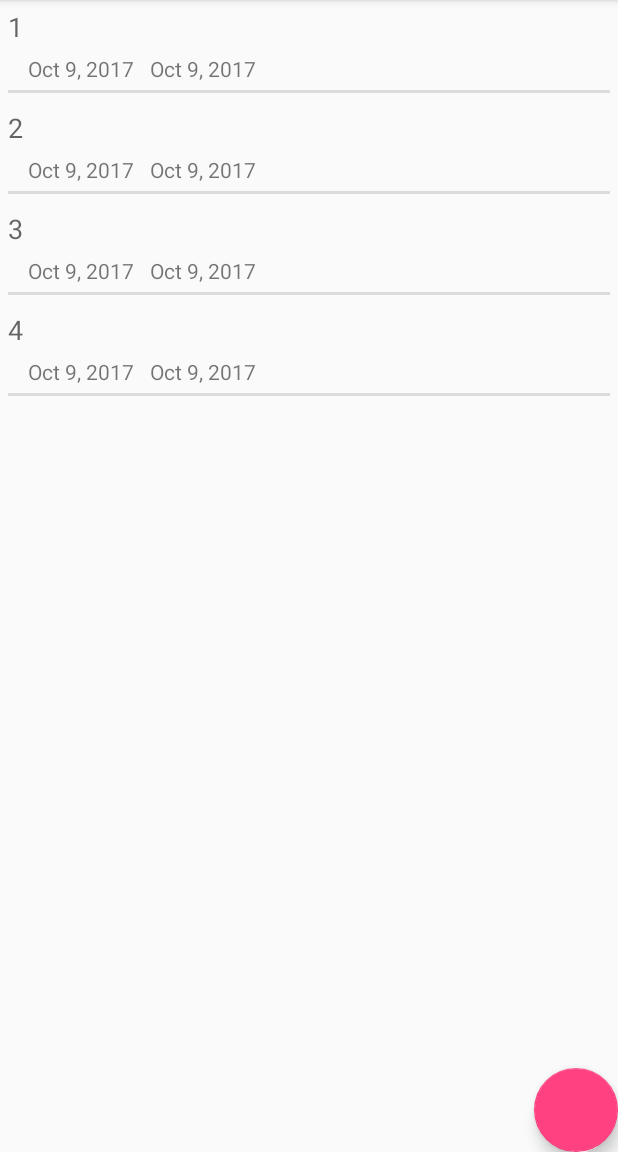
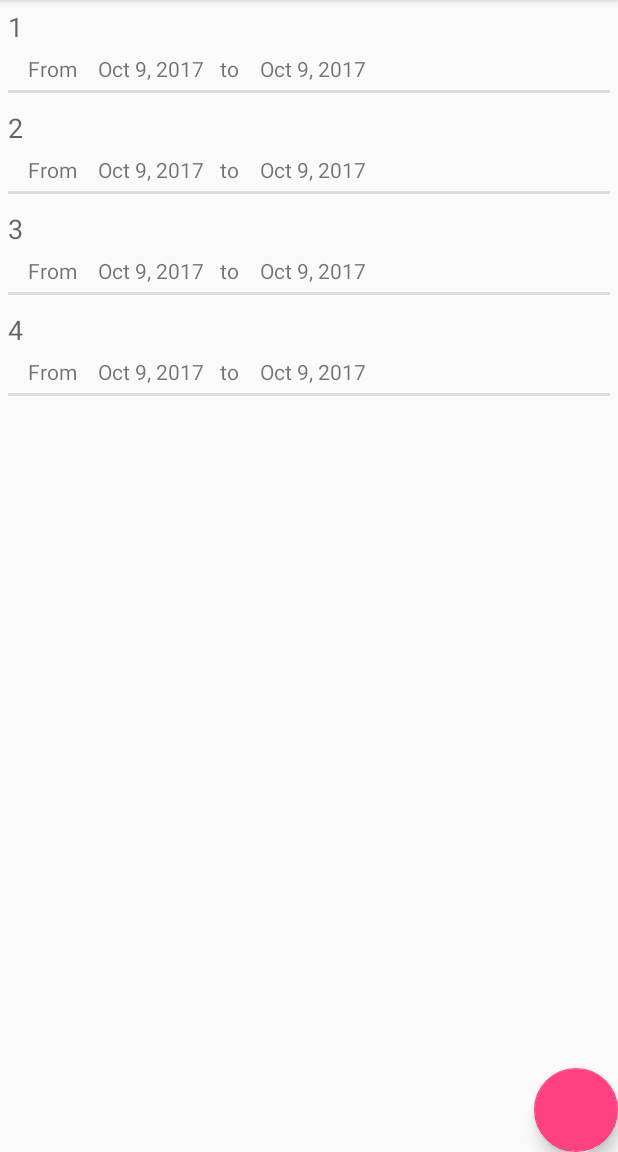
Before and after one commit to Datchik/JourneyDiaries, an Android app: the screen it shows after launch (MainActivity), on a phone screen of 412 x 824 dp, the part 84-1236 px from its top. Run offline under Robolectric (Android 15) with nearby library versions, the phone set to English and light mode, and no system bars; our stand-ins replace data binding.

Commit message:
From / to on layout display

```diff
--- a/app/src/main/java/com/tpandroid/cpe/journeydiaries/JourneysFragment.java
+++ b/app/src/main/java/com/tpandroid/cpe/journeydiaries/JourneysFragment.java
@@ -23,8 +23,6 @@ import java.util.List;
 
 public class JourneysFragment extends Fragment{
 
-
-
     @Nullable
     @Override
     public View onCreateView(LayoutInflater inflater, @Nullable ViewGroup container, Bundle savedInstanceState) {
--- a/app/src/main/java/com/tpandroid/cpe/journeydiaries/MainActivity.java
+++ b/app/src/main/java/com/tpandroid/cpe/journeydiaries/MainActivity.java
@@ -15,13 +15,7 @@ public class MainActivity extends AppCompatActivity {
     public void onCreate(@Nullable Bundle savedInstanceState) {
         super.onCreate(savedInstanceState);
         binding = DataBindingUtil.setContentView(this, R.layout.main_activity);
-        //onCreateView();
-        //R.layout.main_activity.
-        //mNavigationDrawerFragment = (JourneysFragmentBinding) getSupportFragmentManager().findFragmentById(R.id.journeys_list);
         showStartup();
-//        binding.fragment_container
-
-
     }
 
     public void showStartup() {
--- a/app/src/main/res/layout/journey_item.xml
+++ b/app/src/main/res/layout/journey_item.xml
@@ -19,7 +19,19 @@
             android:layout_height="wrap_content"
             >
             <TextView
+                android:text="From "
+                android:layout_width="wrap_content"
+                android:layout_height="wrap_content"
+                android:layout_margin="5dp"
+                />
+            <TextView
                 android:id="@+id/start_date"
+                android:layout_width="wrap_content"
+                android:layout_height="wrap_content"
+                android:layout_margin="5dp"
+                />
+            <TextView
+                android:text="to "
                 android:layout_width="wrap_content"
                 android:layout_height="wrap_content"
                 android:layout_margin="5dp"
```
